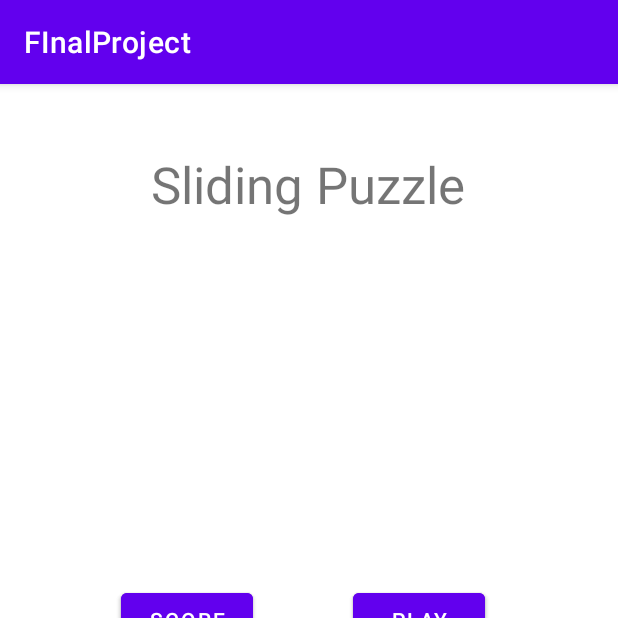
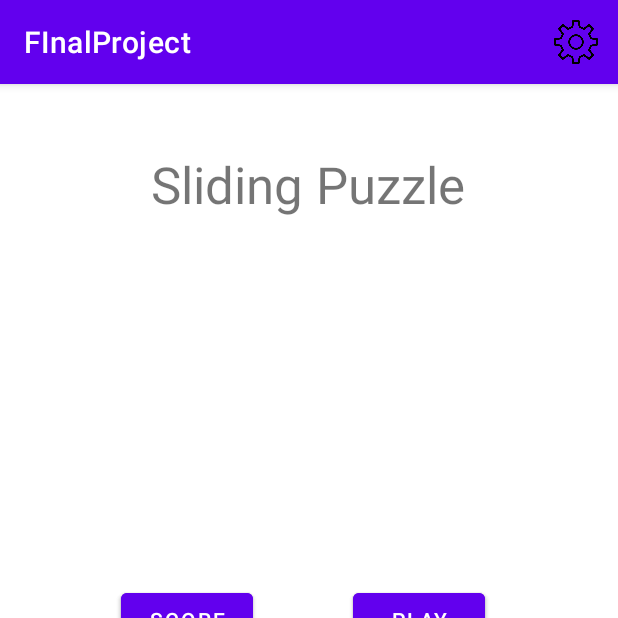
Before and after one commit to vladik120/Sliding-Puzzel, an Android app: the screen it shows after launch (MainActivity), on a phone screen of 412 x 824 dp, the top half of it. Run offline under Robolectric (Android 15) with nearby library versions, the phone set to English and light mode, and no system bars; our stand-ins replace androidx.preference.

Commit message:
add preference settings

```diff
--- a/app/build.gradle
+++ b/app/build.gradle
@@ -33,6 +33,7 @@ dependencies {
     implementation 'com.google.android.material:material:1.4.0'
     implementation 'androidx.constraintlayout:constraintlayout:2.1.2'
     implementation 'androidx.legacy:legacy-support-v4:1.0.0'
+    implementation 'androidx.preference:preference:1.1.1'
     testImplementation 'junit:junit:4.+'
     androidTestImplementation 'androidx.test.ext:junit:1.1.3'
     androidTestImplementation 'androidx.test.espresso:espresso-core:3.4.0'
--- /dev/null
+++ b/app/src/main/res/menu/defult_setings.xml
@@ -0,0 +1,10 @@
+<?xml version="1.0" encoding="utf-8"?>
+<menu xmlns:app="http://schemas.android.com/apk/res-auto"
+    xmlns:android="http://schemas.android.com/apk/res/android">
+
+    <item
+        android:id="@+id/MI_defultSetings"
+        android:icon="@drawable/setings_icon"
+        android:title="@string/empty"
+        app:showAsAction="always" />
+</menu>
--- a/app/src/main/res/values/strings.xml
+++ b/app/src/main/res/values/strings.xml
@@ -8,6 +8,10 @@
     <string name="BTN_Normal">Normal</string>
     <string name="BTN_Hard">Hard</string>
     <string name="BTN_Back_Dif">Back</string>
+    <string name="empty"></string>
+    <string name="board_size">Board Size is 4X4</string>
+    <string name="row">row</string>
+    <string name="col">col</string>
     <!-- TODO: Remove or change this placeholder text -->
     <string name="hello_blank_fragment">Hello blank fragment</string>
 </resources>
--- /dev/null
+++ b/app/src/main/res/xml/preferences.xml
@@ -0,0 +1,26 @@
+<?xml version="1.0" encoding="utf-8"?>
+<PreferenceScreen xmlns:app="http://schemas.android.com/apk/res-auto"
+    xmlns:android="http://schemas.android.com/apk/res/android">
+
+    <PreferenceCategory
+        android:id="@+id/board_size"
+        android:text="@string/board_size"
+        android:title="@string/board_size"
+        app:key="Borad_size">
+        <EditTextPreference
+            android:id="@+id/Board_row"
+            android:defaultValue="true"
+            android:key="board_row"
+            android:selectAllOnFocus="true"
+            android:singleLine="true"
+            android:title="@string/row" />
+        <EditTextPreference
+            android:id="@+id/Board_col"
+            android:defaultValue="true"
+            android:key="board_col"
+            android:selectAllOnFocus="true"
+            android:singleLine="true"
+            android:title="@string/col" />
+    </PreferenceCategory>
+
+</PreferenceScreen>
```
Also changed, not shown: app/src/main/java/com/example/finalproject/MainActivity.java (+109 -0 lines), app/src/main/res/drawable-v24/setings_icon.png (added).
